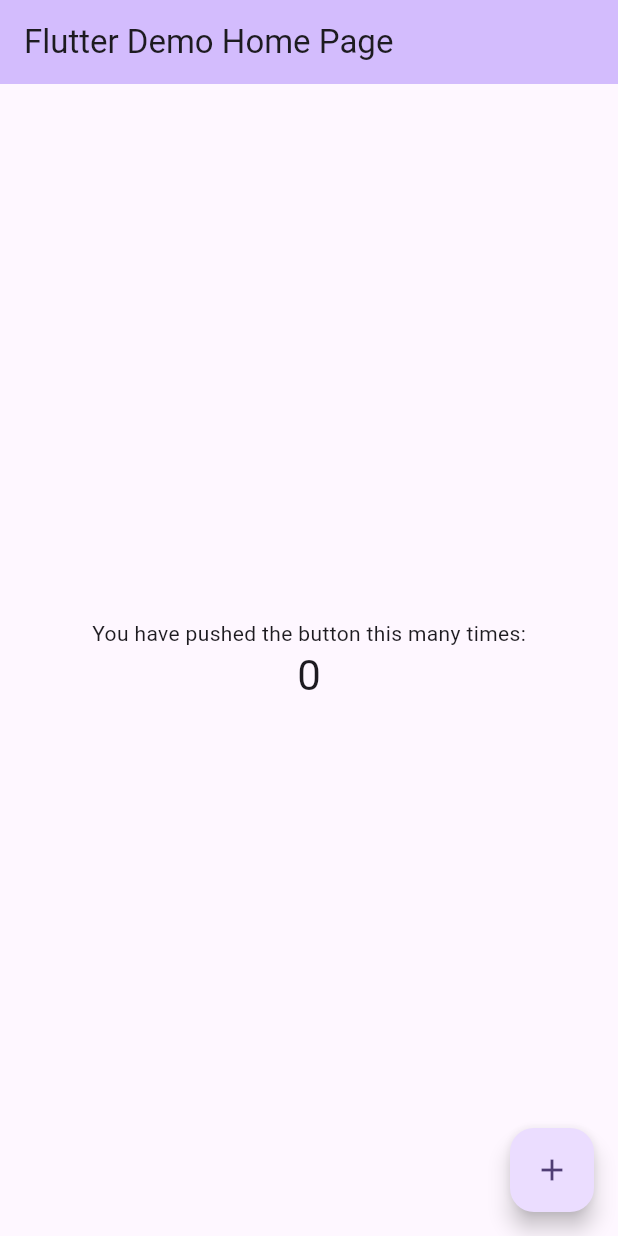
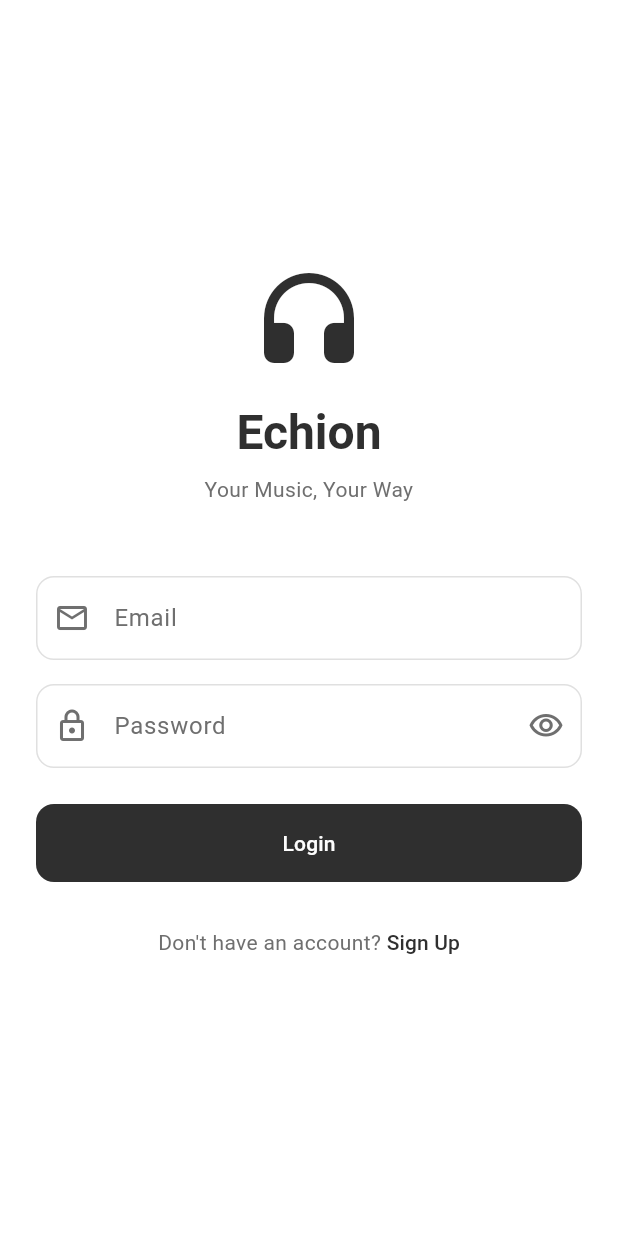
Before and after one commit to dirgaydtm/echion, a Flutter app: the screen it shows after launch, on a phone screen of 412 x 824 dp. Run offline on Flutter 3.47's test engine with Material 3 defaults, Android fonts, the phone set to English and light mode, and no system bars; our stand-ins replace dio, flutter_riverpod, hive_flutter, page_transition; accounts and stored records are empty.

Commit message:
feat(auth): add login and signup pages

```diff
--- /dev/null
+++ b/lib/app/app.dart
@@ -0,0 +1,34 @@
+import 'package:flutter/material.dart';
+import 'package:flutter_riverpod/flutter_riverpod.dart';
+import 'theme.dart';
+import '../features/auth/providers/auth_provider.dart';
+import '../features/auth/presentation/pages/login_page.dart';
+
+class EchionApp extends ConsumerStatefulWidget {
+  const EchionApp({super.key});
+
+  @override
+  ConsumerState<EchionApp> createState() => _EchionAppState();
+}
+
+class _EchionAppState extends ConsumerState<EchionApp> {
+  @override
+  void initState() {
+    super.initState();
+    // Cek status auth
+    Future.microtask(() => ref.read(authProvider.notifier).checkAuthStatus());
+  }
+
+  @override
+  Widget build(BuildContext context) {
+    final authState = ref.watch(authProvider);
+
+    return MaterialApp(
+      title: 'Echion',
+      debugShowCheckedModeBanner: false,
+      theme: AppTheme.light,
+      darkTheme: AppTheme.dark,
+      home: LoginPage(),
+    );
+  }
+}
--- /dev/null
+++ b/lib/core/widgets/app_text_field.dart
@@ -0,0 +1,41 @@
+import 'package:flutter/material.dart';
+
+class AppTextField extends StatelessWidget {
+  final TextEditingController controller;
+  final String labelText;
+  final IconData prefixIcon;
+  final bool obscureText;
+  final Widget? suffixIcon;
+  final TextInputType? keyboardType;
+  final TextCapitalization textCapitalization;
+  final String? Function(String?)? validator;
+
+  const AppTextField({
+    super.key,
+    required this.controller,
+    required this.labelText,
+    required this.prefixIcon,
+    this.obscureText = false,
+    this.suffixIcon,
+    this.keyboardType,
+    this.textCapitalization = TextCapitalization.none,
+    this.validator,
+  });
+
+  @override
+  Widget build(BuildContext context) {
+    return TextFormField(
+      controller: controller,
+      obscureText: obscureText,
+      keyboardType: keyboardType,
+      textCapitalization: textCapitalization,
+      decoration: InputDecoration(
+        labelText: labelText,
+        prefixIcon: Icon(prefixIcon),
+        suffixIcon: suffixIcon,
+        border: OutlineInputBorder(borderRadius: BorderRadius.circular(12)),
+      ),
+      validator: validator,
+    );
+  }
+}
--- /dev/null
+++ b/lib/core/widgets/loading_button.dart
@@ -0,0 +1,31 @@
+import 'package:flutter/material.dart';
+class LoadingButton extends StatelessWidget {
+  final bool isLoading;
+  final VoidCallback? onPressed;
+  final String label;
+
+  const LoadingButton({
+    super.key,
+    required this.isLoading,
+    required this.onPressed,
+    required this.label,
+  });
+
+  @override
+  Widget build(BuildContext context) {
+    return FilledButton(
+      onPressed: isLoading ? null : onPressed,
+      style: FilledButton.styleFrom(
+        padding: const EdgeInsets.symmetric(vertical: 16),
+        shape: RoundedRectangleBorder(borderRadius: BorderRadius.circular(12)),
+      ),
+      child: isLoading
+          ? const SizedBox(
+              height: 20,
+              width: 20,
+              child: CircularProgressIndicator(strokeWidth: 2),
+            )
+          : Text(label),
+    );
+  }
+}
--- /dev/null
+++ b/lib/features/auth/presentation/pages/login_page.dart
@@ -0,0 +1,139 @@
+import 'package:flutter/material.dart';
+import 'package:flutter_riverpod/flutter_riverpod.dart';
+import '../../../../core/utils/snackbar_helper.dart';
+import '../../../../core/utils/validators.dart';
+import '../../../../core/widgets/app_text_field.dart';
+import '../../../../core/widgets/loading_button.dart';
+import 'package:page_transition/page_transition.dart';
+import '../widgets/password_field.dart';
+import '../../providers/auth_provider.dart';
+import 'signup_page.dart';
+
+class LoginPage extends ConsumerStatefulWidget {
+  const LoginPage({super.key});
+
+  @override
+  ConsumerState<LoginPage> createState() => _LoginPageState();
+}
+
+class _LoginPageState extends ConsumerState<LoginPage> {
+  final _formKey = GlobalKey<FormState>();
+  final _emailController = TextEditingController();
+  final _passwordController = TextEditingController();
+
+  @override
+  void dispose() {
+    _emailController.dispose();
+    _passwordController.dispose();
+    super.dispose();
+  }
+
+  Future<void> _login() async {
+    if (!_formKey.currentState!.validate()) return;
+
+    final success = await ref
+        .read(authProvider.notifier)
+        .login(
+          email: _emailController.text.trim(),
+          password: _passwordController.text,
+        );
+
+    if (!success && mounted) {
+      final error = ref.read(authProvider).error;
+      showSnackBar(context, error ?? 'Login failed');
+    }
+  }
+
+  @override
+  Widget build(BuildContext context) {
+    final authState = ref.watch(authProvider);
+    final colorScheme = Theme.of(context).colorScheme;
+
+    return Scaffold(
+      body: SafeArea(
+        child: Center(
+          child: SingleChildScrollView(
+            padding: const EdgeInsets.all(24),
+            child: Form(
+              key: _formKey,
+              child: Column(
+                mainAxisAlignment: MainAxisAlignment.center,
+                crossAxisAlignment: CrossAxisAlignment.stretch,
+                children: [
+                  Icon(
+                    Icons.headphones_rounded,
+                    size: 80,
+                    color: colorScheme.primary,
+                  ),
+                  const SizedBox(height: 16),
+                  Text(
+                    'Echion',
+                    textAlign: TextAlign.center,
+                    style: Theme.of(context).textTheme.headlineLarge?.copyWith(
+                      fontWeight: FontWeight.bold,
+                      color: colorScheme.primary,
+                    ),
+                  ),
+                  const SizedBox(height: 8),
+                  Text(
+                    'Your Music, Your Way',
+                    textAlign: TextAlign.center,
+                    style: Theme.of(context).textTheme.bodyMedium?.copyWith(
+                      color: colorScheme.onSurfaceVariant,
+                    ),
+                  ),
+
+                  const SizedBox(height: 48),
+
+                  AppTextField(
+                    controller: _emailController,
+                    labelText: 'Email',
+                    prefixIcon: Icons.email_outlined,
+                    keyboardType: TextInputType.emailAddress,
+                    validator: AppValidator.email,
+                  ),
+
+                  const SizedBox(height: 16),
+
+                  PasswordField(controller: _passwordController),
+                  const SizedBox(height: 24),
+
+                  LoadingButton(
+                    isLoading: authState.isLoading,
+                    onPressed: _login,
+                    label: 'Login',
+                  ),
+                  const SizedBox(height: 16),
+
+                  Row(
+                    mainAxisAlignment: MainAxisAlignment.center,
+                    children: [
+                      Text(
+                        "Don't have an account? ",
+                        style: TextStyle(color: colorScheme.onSurfaceVariant),
+                      ),
+                      TextButton(
+                        style: TextButton.styleFrom(
+                          padding: EdgeInsets.zero,
+                          minimumSize: Size.zero,
+                        ),
+                        onPressed: () => Navigator.pushReplacement(
+                          context,
+                          PageTransition(
+                            type: PageTransitionType.fade,
+                            child: const SignupPage(),
+                          ),
+                        ),
+                        child: const Text('Sign Up'),
+                      ),
+                    ],
+                  ),
+                ],
+              ),
+            ),
+          ),
+        ),
+      ),
+    );
+  }
+}
--- /dev/null
+++ b/lib/features/auth/presentation/widgets/password_field.dart
@@ -0,0 +1,46 @@
+import 'package:flutter/material.dart';
+import '../../../../core/utils/validators.dart';
+
+class PasswordField extends StatefulWidget {
+  final TextEditingController controller;
+  final String labelText;
+
+  const PasswordField({
+    super.key,
+    required this.controller,
+    this.labelText = 'Password',
+  });
+
+  @override
+  State<PasswordField> createState() => _PasswordFieldState();
+}
+
+class _PasswordFieldState extends State<PasswordField> {
+  bool _obscureText = true;
+
+  @override
+  Widget build(BuildContext context) {
+    return TextFormField(
+      controller: widget.controller,
+      obscureText: _obscureText,
+      decoration: InputDecoration(
+        labelText: widget.labelText,
+        prefixIcon: const Icon(Icons.lock_outlined),
+        suffixIcon: IconButton(
+          icon: Icon(
+            _obscureText
+                ? Icons.visibility_outlined
+                : Icons.visibility_off_outlined,
+          ),
+          onPressed: () {
+            setState(() {
+              _obscureText = !_obscureText;
+            });
+          },
+        ),
+        border: OutlineInputBorder(borderRadius: BorderRadius.circular(12)),
+      ),
+      validator: (value) => AppValidator.required(value, 'your password'),
+    );
+  }
+}
--- a/lib/main.dart
+++ b/lib/main.dart
@@ -1,122 +1,16 @@
 import 'package:flutter/material.dart';
+import 'package:flutter_riverpod/flutter_riverpod.dart';
+import 'package:hive_flutter/hive_flutter.dart';
+import 'app/app.dart';
+import 'core/constants.dart';
 
-void main() {
-  runApp(const MyApp());
+void main() async {
+  WidgetsFlutterBinding.ensureInitialized();
+
+  // Initialize Hive
+  await Hive.initFlutter();
+  await Hive.openBox(authBoxName);
+  await Hive.openBox(songsBoxName);
+
+  runApp(const ProviderScope(child: EchionApp()));
 }
-
-class MyApp extends StatelessWidget {
-  const MyApp({super.key});
-
-  // This widget is the root of your application.
-  @override
-  Widget build(BuildContext context) {
-    return MaterialApp(
-      title: 'Flutter Demo',
-      theme: ThemeData(
-        // This is the theme of your application.
-        //
-        // TRY THIS: Try running your application with "flutter run". You'll see
-        // the application has a purple toolbar. Then, without quitting the app,
-        // try changing the seedColor in the colorScheme below to Colors.green
-        // and then invoke "hot reload" (save your changes or press the "hot
-        // reload" button in a Flutter-supported IDE, or press "r" if you used
-        // the command line to start the app).
-        //
-        // Notice that the counter didn't reset back to zero; the application
-        // state is not lost during the reload. To reset the state, use hot
-        // restart instead.
-        //
-        // This works for code too, not just values: Most code changes can be
-        // tested with just a hot reload.
-        colorScheme: .fromSeed(seedColor: Colors.deepPurple),
-      ),
-      home: const MyHomePage(title: 'Flutter Demo Home Page'),
-    );
-  }
-}
-
-class MyHomePage extends StatefulWidget {
-  const MyHomePage({super.key, required this.title});
-
-  // This widget is the home page of your application. It is stateful, meaning
-  // that it has a State object (defined below) that contains fields that affect
-  // how it looks.
-
-  // This class is the configuration for the state. It holds the values (in this
-  // case the title) provided by the parent (in this case the App widget) and
-  // used by the build method of the State. Fields in a Widget subclass are
-  // always marked "final".
-
-  final String title;
-
-  @override
-  State<MyHomePage> createState() => _MyHomePageState();
-}
-
-class _MyHomePageState extends State<MyHomePage> {
-  int _counter = 0;
-
-  void _incrementCounter() {
-    setState(() {
-      // This call to setState tells the Flutter framework that something has
-      // changed in this State, which causes it to rerun the build method below
-      // so that the display can reflect the updated values. If we changed
-      // _counter without calling setState(), then the build method would not be
-      // called again, and so nothing would appear to happen.
-      _counter++;
-    });
-  }
-
-  @override
-  Widget build(BuildContext context) {
-    // This method is rerun every time setState is called, for instance as done
-    // by the _incrementCounter method above.
-    //
-    // The Flutter framework has been optimized to make rerunning build methods
-    // fast, so that you can just rebuild anything that needs updating rather
-    // than having to individually change instances of widgets.
-    return Scaffold(
-      appBar: AppBar(
-        // TRY THIS: Try changing the color here to a specific color (to
-        // Colors.amber, perhaps?) and trigger a hot reload to see the AppBar
-        // change color while the other colors stay the same.
-        backgroundColor: Theme.of(context).colorScheme.inversePrimary,
-        // Here we take the value from the MyHomePage object that was created by
-        // the App.build method, and use it to set our appbar title.
-        title: Text(widget.title),
-      ),
-      body: Center(
-        // Center is a layout widget. It takes a single child and positions it
-        // in the middle of the parent.
-        child: Column(
-          // Column is also a layout widget. It takes a list of children and
-          // arranges them vertically. By default, it sizes itself to fit its
-          // children horizontally, and tries to be as tall as its parent.
-          //
-          // Column has various properties to control how it sizes itself and
-          // how it positions its children. Here we use mainAxisAlignment to
-          // center the children vertically; the main axis here is the vertical
-          // axis because Columns are vertical (the cross axis would be
-          // horizontal).
-          //
-          // TRY THIS: Invoke "debug painting" (choose the "Toggle Debug Paint"
-          // action in the IDE, or press "p" in the console), to see the
-          // wireframe for each widget.
-          mainAxisAlignment: .center,
-          children: [
-            const Text('You have pushed the button this many times:'),
-            Text(
-              '$_counter',
-              style: Theme.of(context).textTheme.headlineMedium,
-            ),
-          ],
-        ),
-      ),
-      floatingActionButton: FloatingActionButton(
-        onPressed: _incrementCounter,
-        tooltip: 'Increment',
-        child: const Icon(Icons.add),
-      ),
-    );
-  }
-}
```
Also changed, not shown: lib/core/utils/snackbar_helper.dart (added, +7 -0 lines), lib/features/auth/presentation/pages/signup_page.dart (added, +153 -0 lines).
